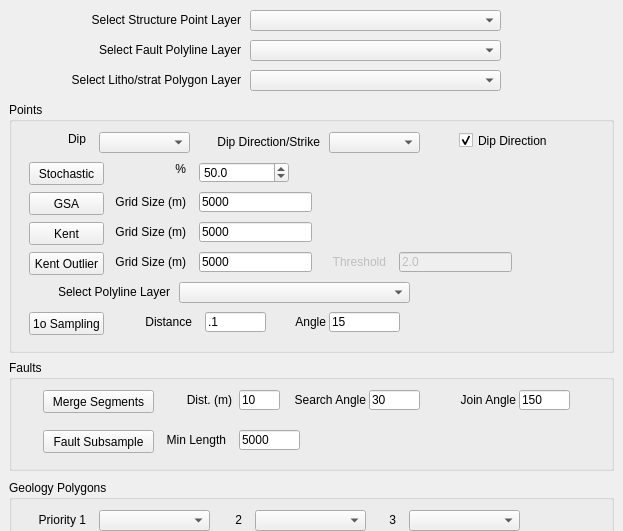
Loop3D/GeoSubSampler, file GeoSubSampler_dockwidget_base.ui: the form before one commit; both pictures show x 0 to 623 and y 0 to 531 of the 623 by 1025 pixel window.
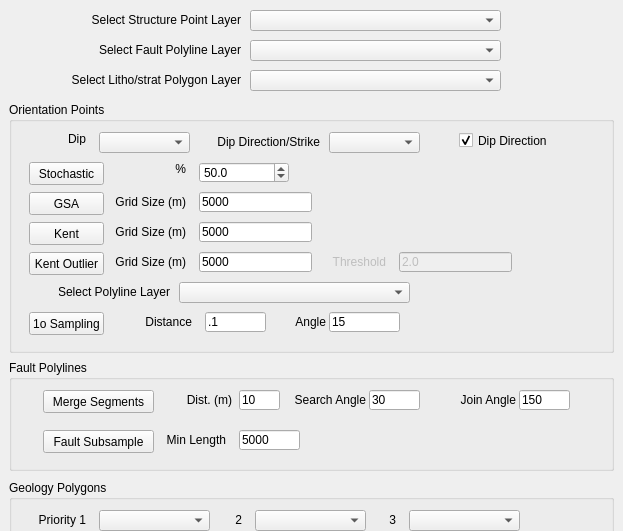
The form after the commit. Custom widgets are drawn as their Qt base class.

The edit to the form file:
```diff
--- a/GeoSubSampler_dockwidget_base.ui
+++ b/GeoSubSampler_dockwidget_base.ui
@@ -382,7 +382,7 @@
      </size>
     </property>
     <property name="title">
-     <string>Points</string>
+     <string>Orientation Points</string>
     </property>
     <widget class="QPushButton" name="pushButton_stochastic">
      <property name="geometry">
@@ -781,7 +781,7 @@
      </size>
     </property>
     <property name="title">
-     <string>Faults</string>
+     <string>Fault Polylines</string>
     </property>
     <widget class="QPushButton" name="pushButton_merge_segments">
      <property name="geometry">
```
